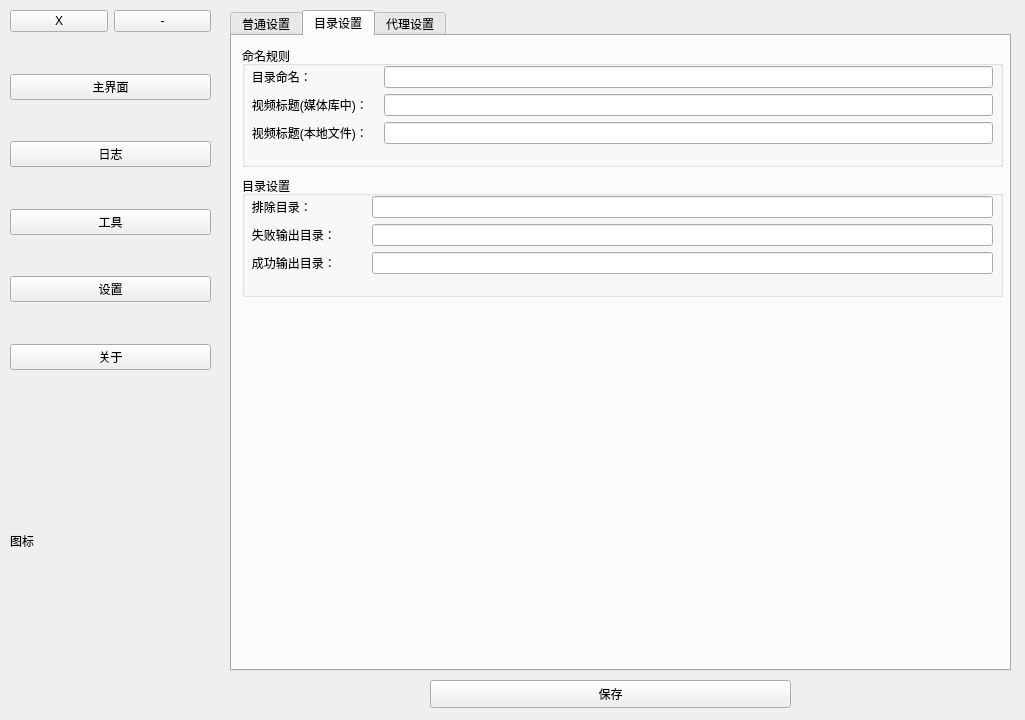
First picture: the form in Ui/AVDC.ui, repository kejizhihui/av-profile-photo, before the edit.
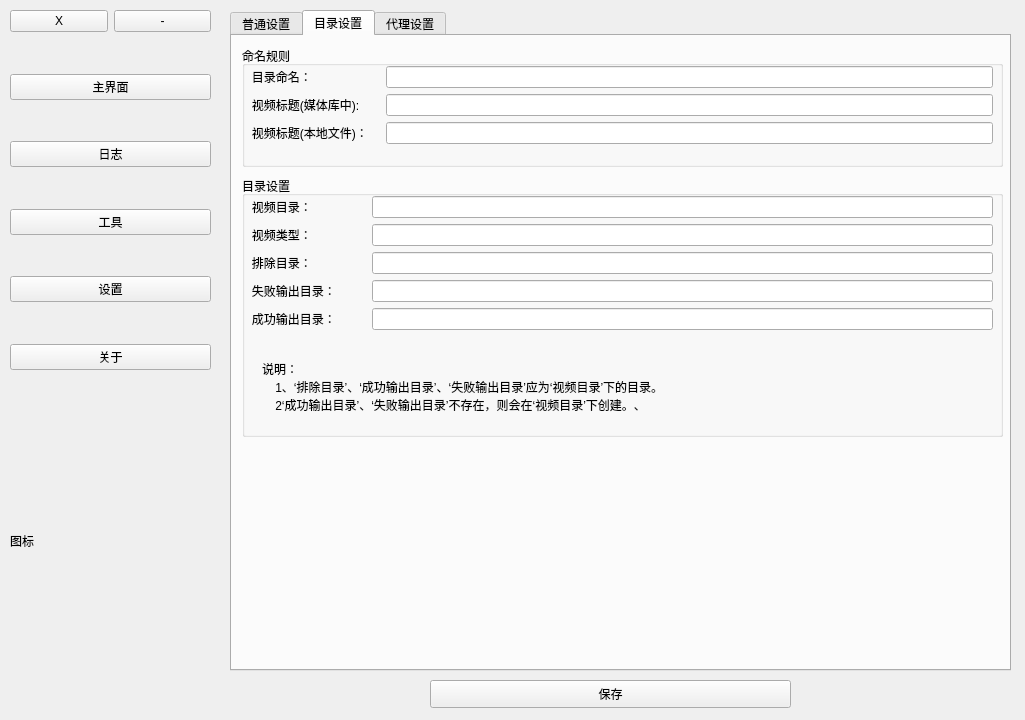
Second picture: the form after the edit. The open tabs and pages were chosen to show the change.

What changed in the file:
```diff
--- a/Ui/AVDC.ui
+++ b/Ui/AVDC.ui
@@ -1255,7 +1255,7 @@
           <item row="1" column="0">
            <widget class="QLabel" name="label_44">
             <property name="text">
-             <string>   视频标题(媒体库中)：   </string>
+             <string>   视频标题(媒体库中):      </string>
             </property>
            </widget>
           </item>
@@ -1281,7 +1281,7 @@
           <x>10</x>
           <y>140</y>
           <width>761</width>
-          <height>121</height>
+          <height>261</height>
          </rect>
         </property>
         <property name="title">
@@ -1293,31 +1293,41 @@
            <x>0</x>
            <y>20</y>
            <width>751</width>
-           <height>91</height>
+           <height>161</height>
           </rect>
          </property>
          <layout class="QFormLayout" name="formLayout_2">
           <item row="0" column="0">
+           <widget class="QLabel" name="label_49">
+            <property name="text">
+             <string>   视频目录：</string>
+            </property>
+           </widget>
+          </item>
+          <item row="0" column="1">
+           <widget class="QLineEdit" name="lineEdit_movie_path"/>
+          </item>
+          <item row="2" column="0">
            <widget class="QLabel" name="label_48">
             <property name="text">
              <string>   排除目录：</string>
             </property>
            </widget>
           </item>
-          <item row="0" column="1">
+          <item row="2" column="1">
            <widget class="QLineEdit" name="lineEdit_escape_dir"/>
           </item>
-          <item row="1" column="0">
+          <item row="3" column="0">
            <widget class="QLabel" name="label_46">
             <property name="text">
              <string>   失败输出目录：         </string>
             </property>
            </widget>
           </item>
-          <item row="1" column="1">
+          <item row="3" column="1">
            <widget class="QLineEdit" name="lineEdit_fail"/>
           </item>
-          <item row="2" column="0">
+          <item row="4" column="0">
            <widget class="QLabel" name="label_47">
             <property name="frameShape">
              <enum>QFrame::NoFrame</enum>
@@ -1327,11 +1337,36 @@
             </property>
            </widget>
           </item>
-          <item row="2" column="1">
+          <item row="4" column="1">
            <widget class="QLineEdit" name="lineEdit_success"/>
           </item>
+          <item row="1" column="0">
+           <widget class="QLabel" name="label_40">
+            <property name="text">
+             <string>   视频类型：             </string>
+            </property>
+           </widget>
+          </item>
+          <item row="1" column="1">
+           <widget class="QLineEdit" name="lineEdit_movie_type"/>
+          </item>
          </layout>
         </widget>
+        <widget class="QLabel" name="label_7">
+         <property name="geometry">
+          <rect>
+           <x>20</x>
+           <y>180</y>
+           <width>731</width>
+           <height>61</height>
+          </rect>
+         </property>
+         <property name="text">
+          <string>说明：
+    1、‘排除目录’、‘成功输出目录’、‘失败输出目录’应为‘视频目录’下的目录。
+    2‘成功输出目录’、‘失败输出目录’不存在，则会在‘视频目录’下创建。、</string>
+         </property>
+        </widget>
        </widget>
       </widget>
       <widget class="QWidget" name="tab_3">
```
Left out of the diff: 67 changed lines with no effect on the pictures.
